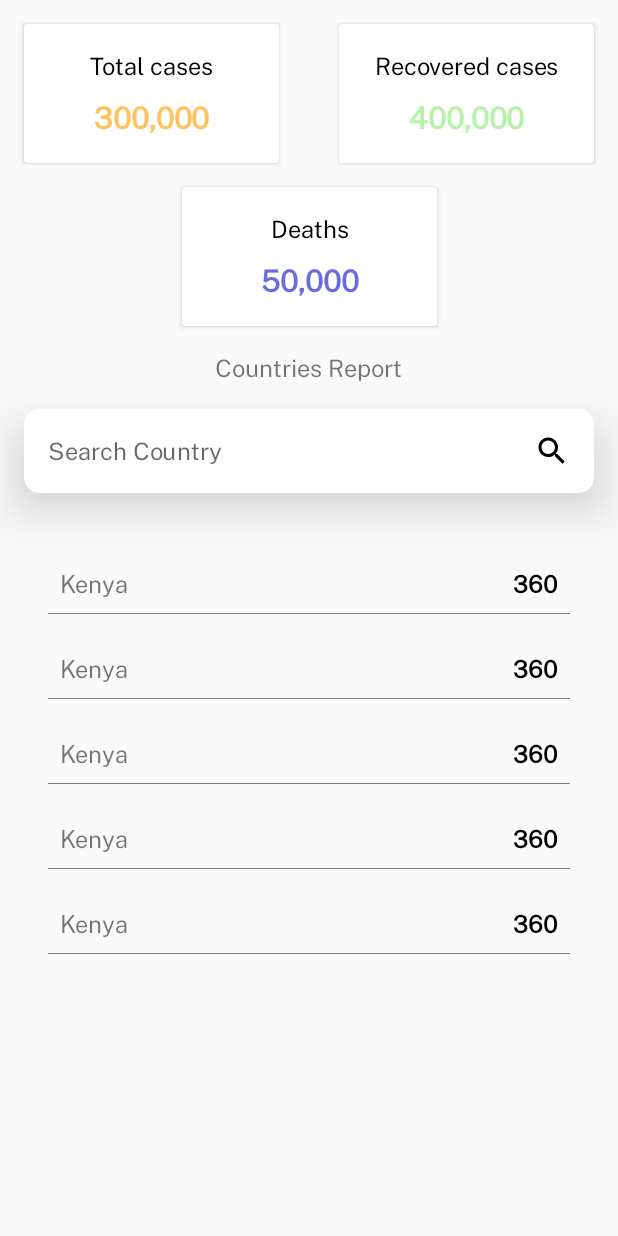
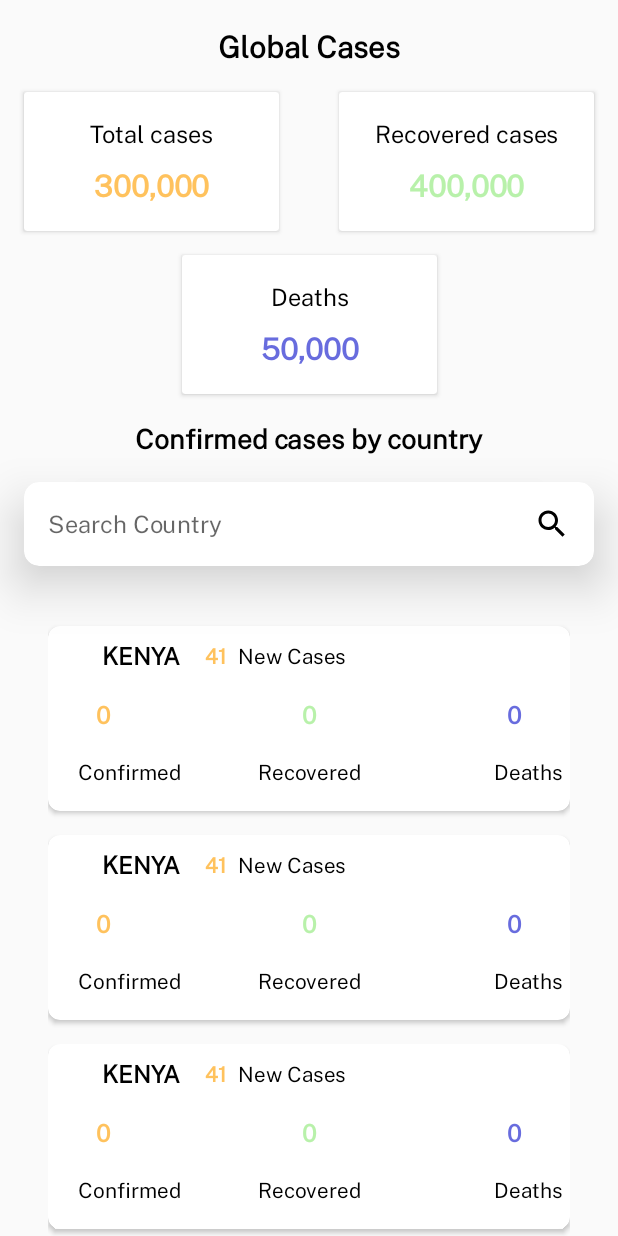
Before and after one commit to Florence-Njeri/SCAMPAssesment, an Android app: the layout main_fragment.xml on its own in the app's theme, with its tools: preview values and no code run, on a phone screen of 412 x 824 dp. Run offline under Robolectric (Android 15) with nearby library versions, the phone set to English and light mode, and no system bars.

Commit message:
refactor list item and the Adapter OnCreateViewHolder

```diff
--- a/app/src/main/java/com/example/scampassesment/adapter/CountriesStatisticsAdapter.kt
+++ b/app/src/main/java/com/example/scampassesment/adapter/CountriesStatisticsAdapter.kt
@@ -18,8 +18,14 @@ class CountriesStatisticsAdapter(
 
     override fun onCreateViewHolder(parent: ViewGroup, viewType: Int): StatisticssViewHolder {
         var layoutInflater = LayoutInflater.from(parent.context)
-        return StatisticssViewHolder(CountriesListViewBinding.inflate(layoutInflater))
 
+        return StatisticssViewHolder(
+            CountriesListViewBinding.inflate(
+                layoutInflater,
+                parent,
+                false
+            )
+        )
 
     }
 
@@ -46,7 +52,10 @@ class CountriesStatisticsAdapter(
             binding.clickListener = clickListener
 
             binding.country.text = countries.Country
-            binding.statistics.text = countries.TotalConfirmed.toString()
+            binding.confirmedStatistics.text = countries.TotalConfirmed.toString()
+            binding.recoveriesStatistics.text = countries.TotalRecovered.toString()
+            binding.deathStatistics.text = countries.TotalDeaths.toString()
+            binding.textViewNewCases.text = countries.NewConfirmed.toString()
 
 
         }
--- a/app/src/main/res/layout/countries_list_view.xml
+++ b/app/src/main/res/layout/countries_list_view.xml
@@ -13,9 +13,17 @@
             type="com.example.scampassesment.model.Country" />
     </data>
 
+    <androidx.cardview.widget.CardView
+        android:layout_width="match_parent"
+        android:layout_height="wrap_content"
+        android:layout_marginTop="8dp"
+        android:layout_marginBottom="8dp"
+        android:elevation="8dp"
+        app:cardCornerRadius="8dp">
+
         <androidx.constraintlayout.widget.ConstraintLayout
             android:layout_width="match_parent"
-        android:layout_height="wrap_content">
+            android:layout_height="match_parent">
 
 
             <TextView
@@ -23,44 +31,127 @@
                 android:layout_width="wrap_content"
                 android:layout_height="wrap_content"
                 android:layout_margin="8dp"
-            android:layout_marginStart="32dp"
                 android:layout_weight="1"
                 android:fontFamily="@font/public_sans_regular"
                 android:text="Kenya"
+                android:textAllCaps="true"
+                android:textColor="@color/black"
                 android:textSize="16sp"
-            app:layout_constraintBottom_toBottomOf="parent"
+                android:textStyle="bold"
+                app:layout_constraintEnd_toEndOf="parent"
+                app:layout_constraintHorizontal_bias="0.1"
                 app:layout_constraintStart_toStartOf="parent"
                 app:layout_constraintTop_toTopOf="parent" />
 
             <TextView
-            android:id="@+id/statistics"
+                android:id="@+id/textViewNewCases"
                 android:layout_width="wrap_content"
                 android:layout_height="wrap_content"
-            android:layout_margin="8dp"
-            android:layout_marginTop="4dp"
-            android:layout_marginEnd="32dp"
-            android:layout_marginBottom="8dp"
-            android:layout_weight="1"
-            android:fontFamily="@font/public_sans_regular"
-            android:text="360"
+                android:layout_marginStart="16dp"
+                android:text="41"
+                android:textColor="@color/yellow"
+                android:textStyle="bold"
+                app:layout_constraintBottom_toBottomOf="@+id/country"
+                app:layout_constraintStart_toEndOf="@+id/country"
+                app:layout_constraintTop_toTopOf="@+id/country" />
+
+            <TextView
+                android:id="@+id/textView3"
+                android:layout_width="wrap_content"
+                android:layout_height="wrap_content"
+                android:layout_marginStart="8dp"
+                android:text="New Cases"
                 android:textColor="@color/black"
+                app:layout_constraintBottom_toBottomOf="@+id/textViewNewCases"
+                app:layout_constraintStart_toEndOf="@+id/textViewNewCases"
+                app:layout_constraintTop_toTopOf="@+id/textViewNewCases" />
+
+            <TextView
+                android:id="@+id/confirmedStatistics"
+                android:layout_width="wrap_content"
+                android:layout_height="wrap_content"
+                android:layout_marginStart="32dp"
+                android:layout_marginTop="16dp"
+                android:text="0"
+                android:textColor="@color/yellow"
                 android:textSize="16sp"
                 android:textStyle="bold"
+                app:layout_constraintEnd_toStartOf="@+id/recoveriesStatistics"
+                app:layout_constraintHorizontal_chainStyle="spread_inside"
+                app:layout_constraintStart_toStartOf="parent"
+                app:layout_constraintTop_toBottomOf="@+id/country" />
+
+            <TextView
+                android:id="@+id/recoveriesStatistics"
+                android:layout_width="wrap_content"
+                android:layout_height="wrap_content"
+                android:layout_marginStart="16dp"
+                android:layout_marginEnd="16dp"
+                android:text="0"
+                android:textColor="@color/green"
+                android:textSize="16sp"
+                android:textStyle="bold"
+                app:layout_constraintBottom_toBottomOf="@+id/confirmedStatistics"
+                app:layout_constraintEnd_toStartOf="@+id/deathStatistics"
+                app:layout_constraintStart_toEndOf="@+id/confirmedStatistics"
+                app:layout_constraintTop_toTopOf="@+id/confirmedStatistics" />
+
+            <TextView
+                android:id="@+id/deathStatistics"
+                android:layout_width="wrap_content"
+                android:layout_height="wrap_content"
+                android:layout_marginEnd="32dp"
+                android:text="0"
+                android:textColor="@color/purple"
+                android:textSize="16sp"
+                android:textStyle="bold"
+                app:layout_constraintBottom_toBottomOf="@+id/recoveriesStatistics"
+                app:layout_constraintEnd_toEndOf="parent"
+                app:layout_constraintHorizontal_bias="0.5"
+                app:layout_constraintStart_toEndOf="@+id/recoveriesStatistics"
+                app:layout_constraintTop_toTopOf="@+id/recoveriesStatistics" />
+
+            <TextView
+                android:id="@+id/Confirmed"
+                android:layout_width="wrap_content"
+                android:layout_height="wrap_content"
+                android:layout_marginTop="16dp"
+                android:layout_marginBottom="16dp"
+                android:text="Confirmed"
+                android:textColor="@color/black"
                 app:layout_constraintBottom_toBottomOf="parent"
-            app:layout_constraintEnd_toEndOf="parent"
-            app:layout_constraintTop_toTopOf="parent" />
+                app:layout_constraintEnd_toEndOf="@+id/confirmedStatistics"
+                app:layout_constraintHorizontal_bias="0.2"
+                app:layout_constraintHorizontal_chainStyle="spread_inside"
+                app:layout_constraintStart_toStartOf="@+id/confirmedStatistics"
+                app:layout_constraintTop_toBottomOf="@+id/confirmedStatistics" />
 
-        <View
-            android:id="@+id/view"
+            <TextView
+                android:id="@+id/Recovered"
                 android:layout_width="wrap_content"
-            android:layout_height="0.5dp"
-            android:layout_marginTop="8dp"
-            android:layout_marginBottom="8dp"
-            android:alpha="0.5"
-            android:background="@color/black"
-            app:layout_constraintBottom_toBottomOf="parent"
-            app:layout_constraintEnd_toEndOf="@+id/statistics"
-            app:layout_constraintStart_toStartOf="@+id/country"
-            app:layout_constraintTop_toBottomOf="@id/country" />
+                android:layout_height="wrap_content"
+                android:text="Recovered"
+                android:textColor="@color/black"
+                app:layout_constraintBottom_toBottomOf="@+id/Confirmed"
+                app:layout_constraintEnd_toEndOf="@+id/recoveriesStatistics"
+                app:layout_constraintStart_toStartOf="@+id/recoveriesStatistics"
+                app:layout_constraintTop_toTopOf="@+id/Confirmed" />
+
+            <TextView
+                android:id="@+id/Deaths"
+                android:layout_width="wrap_content"
+                android:layout_height="wrap_content"
+                android:text="Deaths"
+                android:textColor="@color/black"
+                app:layout_constraintBottom_toBottomOf="@+id/Recovered"
+                app:layout_constraintEnd_toEndOf="@+id/deathStatistics"
+                app:layout_constraintHorizontal_bias="0.25"
+                app:layout_constraintStart_toStartOf="@+id/deathStatistics"
+                app:layout_constraintTop_toTopOf="@+id/Recovered" />
+
+
         </androidx.constraintlayout.widget.ConstraintLayout>
+    </androidx.cardview.widget.CardView>
+
+
 </layout>
--- a/app/src/main/res/layout/main_fragment.xml
+++ b/app/src/main/res/layout/main_fragment.xml
@@ -21,12 +21,12 @@
             android:layout_width="wrap_content"
             android:layout_height="wrap_content"
             android:layout_marginStart="16dp"
-            android:layout_marginLeft="16dp"
             android:layout_marginTop="16dp"
             android:layout_marginEnd="16dp"
-            android:layout_marginRight="16dp"
-            android:text="Countries Report"
-            android:textSize="16sp"
+            android:text="Confirmed cases by country"
+            android:textColor="@color/black"
+            android:textSize="18sp"
+            android:textStyle="bold"
             app:layout_constraintEnd_toEndOf="parent"
             app:layout_constraintStart_toStartOf="parent"
             app:layout_constraintTop_toBottomOf="@id/deaths" />
@@ -55,7 +55,7 @@
             android:layout_marginLeft="16dp"
             android:layout_marginTop="16dp"
             app:layout_constraintStart_toStartOf="parent"
-            app:layout_constraintTop_toTopOf="parent">
+            app:layout_constraintTop_toBottomOf="@id/textViewGlobalCases">
 
             <LinearLayout
                 android:layout_width="match_parent"
@@ -192,5 +192,20 @@
             tools:itemCount="5"
             tools:listitem="@layout/countries_list_view" />
 
+        <TextView
+            android:id="@+id/textViewGlobalCases"
+            android:layout_width="wrap_content"
+            android:layout_height="wrap_content"
+            android:layout_marginStart="16dp"
+            android:layout_marginTop="16dp"
+            android:layout_marginEnd="16dp"
+            android:text="Global Cases"
+            android:textColor="@color/black"
+            android:textSize="20sp"
+            android:textStyle="bold"
+            app:layout_constraintEnd_toEndOf="parent"
+            app:layout_constraintStart_toStartOf="parent"
+            app:layout_constraintTop_toTopOf="parent" />
+
     </androidx.constraintlayout.widget.ConstraintLayout>
 </layout>
--- a/app/src/main/res/navigation/nav.xml
+++ b/app/src/main/res/navigation/nav.xml
@@ -18,7 +18,7 @@
     <fragment
         android:id="@+id/countryStatisticsDetails"
         android:name="com.example.scampassesment.main.CountryStatisticsDetails"
-        android:label="country_statistics_details_fragment"
+        android:label="Country Details"
         tools:layout="@layout/country_statistics_details_fragment">
         <action
             android:id="@+id/action_countryStatisticsDetails_to_mainFragment"
```
Lines whose indentation alone changed are shown as unchanged.
